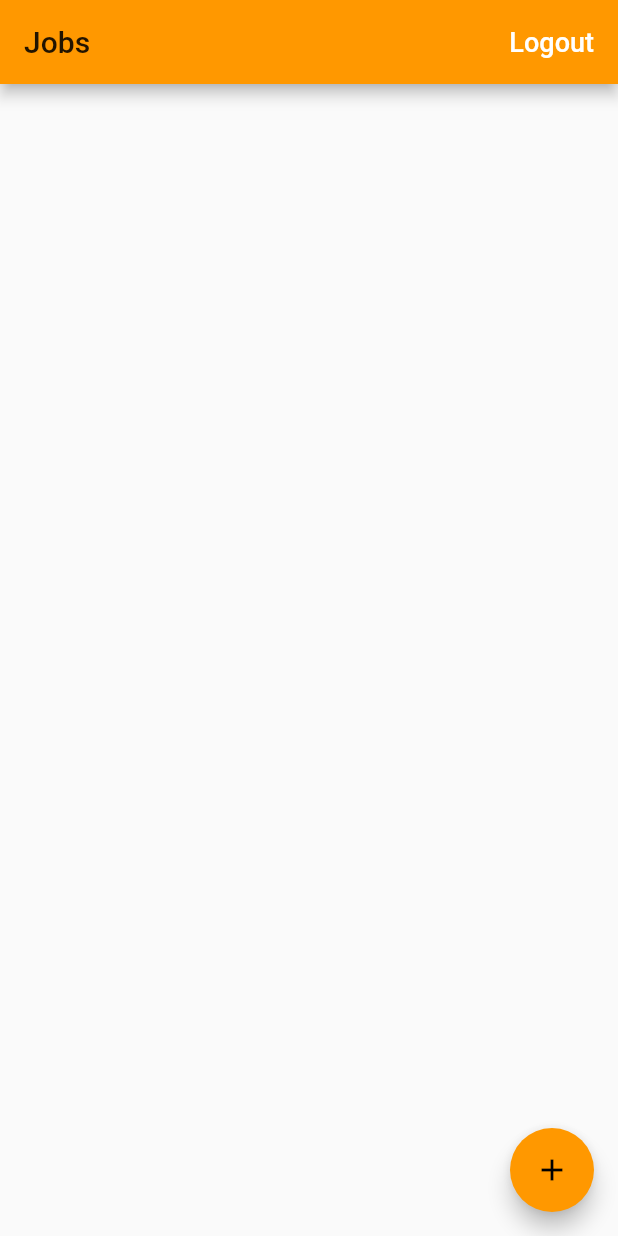
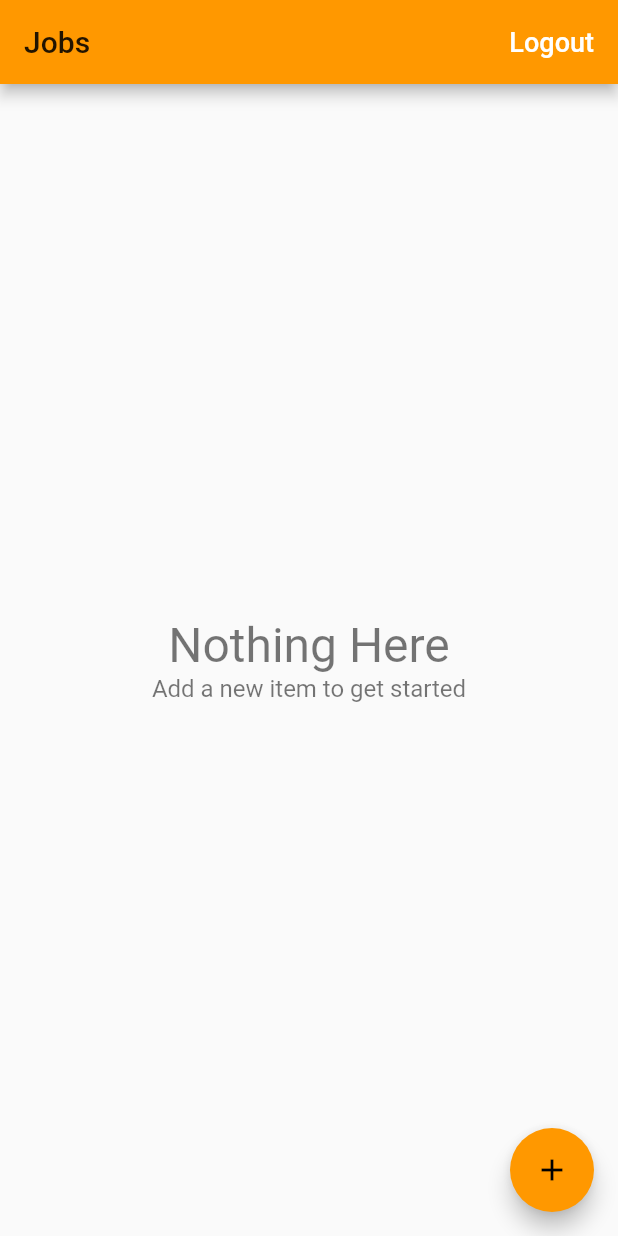
Before and after one commit to Joffrey2378/track_time, a Flutter app: the screen it shows once a user with an empty profile is signed in, on a phone screen of 412 x 824 dp. Run offline on Flutter 3.47's test engine with Material 2 defaults, Android fonts, the phone set to English and light mode, and no system bars; our stand-ins replace cloud_firestore, firebase_auth, google_sign_in; accounts and stored records are empty.

Commit message:
Empty state and delete w/ swipe were implemented

```diff
--- /dev/null
+++ b/lib/app/home/jobs/empty_content.dart
@@ -0,0 +1,36 @@
+import 'package:flutter/material.dart';
+
+class EmptyContent extends StatelessWidget {
+  final String title;
+  final String message;
+
+  const EmptyContent({
+    Key key,
+    this.title = 'Nothing Here',
+    this.message = 'Add a new item to get started',
+  });
+  @override
+  Widget build(BuildContext context) {
+    return Center(
+      child: Column(
+        mainAxisAlignment: MainAxisAlignment.center,
+        children: <Widget>[
+          Text(
+            title,
+            style: TextStyle(
+              fontSize: 32.0,
+              color: Colors.black54,
+            ),
+          ),
+          Text(
+            message,
+            style: TextStyle(
+              fontSize: 16.0,
+              color: Colors.black54,
+            ),
+          ),
+        ],
+      ),
+    );
+  }
+}
--- a/lib/app/home/jobs/jobs_page.dart
+++ b/lib/app/home/jobs/jobs_page.dart
@@ -1,8 +1,11 @@
 import 'package:flutter/material.dart';
+import 'package:flutter/services.dart';
 import 'package:provider/provider.dart';
 import 'package:track_time/app/home/jobs/edit_job_page.dart';
 import 'package:track_time/app/home/jobs/job_list_tile.dart';
+import 'package:track_time/app/home/jobs/list_item_builder.dart';
 import 'package:track_time/common_widgets/platform_alert_dialog.dart';
+import 'package:track_time/common_widgets/platform_exception_alert_dialog.dart';
 import 'package:track_time/services/auth.dart';
 import 'package:track_time/services/database.dart';
 
@@ -27,6 +30,42 @@ class JobsPage extends StatelessWidget {
     ).show(context);
     if (didRequestSignOut) {
       _signOut(context);
+    }
+  }
+
+  Widget _buildContents(BuildContext context) {
+    final database = Provider.of<Database>(context);
+    return StreamBuilder<List<Job>>(
+      stream: database.jobsStream(),
+      builder: (context, snapshot) {
+        return ListItemBuilder<Job>(
+          snapshot: snapshot,
+          itemBuilder: (context, job) => Dismissible(
+            key: Key('key-${job.id}'),
+            direction: DismissDirection.endToStart,
+            onDismissed: (direction) => _delete(context, job),
+            background: Container(
+              color: Colors.red[700],
+            ),
+            child: JobListTile(
+              job: job,
+              onTap: () => EditJobPage.show(context, job: job),
+            ),
+          ),
+        );
+      },
+    );
+  }
+
+  Future<void> _delete(BuildContext context, Job job) async {
+    try {
+      final database = Provider.of<Database>(context, listen: false);
+      await database.deleteJob(job);
+    } on PlatformException catch (e) {
+      PlatformExceptionAlertDialog(
+        title: 'Operation failed',
+        exception: e,
+      ).show(context);
     }
   }
 
@@ -58,27 +97,3 @@ class JobsPage extends StatelessWidget {
     );
   }
 }
-
-Widget _buildContents(BuildContext context) {
-  final database = Provider.of<Database>(context);
-  return StreamBuilder<List<Job>>(
-      stream: database.jobsStream(),
-      builder: (context, snapshot) {
-        if (snapshot.hasData) {
-          final jobs = snapshot.data;
-          final children = jobs
-              .map((job) => JobListTile(
-                    job: job,
-                    onTap: () => EditJobPage.show(context, job: job),
-                  ))
-              .toList();
-          return ListView(children: children);
-        }
-        if (snapshot.hasError) {
-          return Center(child: Text(snapshot.error.toString()));
-        }
-        return Center(
-          child: CircularProgressIndicator(),
-        );
-      });
-}
--- /dev/null
+++ b/lib/app/home/jobs/list_item_builder.dart
@@ -0,0 +1,44 @@
+import 'package:flutter/material.dart';
+import 'package:track_time/app/home/jobs/empty_content.dart';
+
+typedef ItemWidgetBuilder<T> = Widget Function(BuildContext context, T item);
+
+class ListItemBuilder<T> extends StatelessWidget {
+  final AsyncSnapshot<List<T>> snapshot;
+  final ItemWidgetBuilder<T> itemBuilder;
+  ListItemBuilder({
+    Key key,
+    @required this.snapshot,
+    @required this.itemBuilder,
+  }) : super(key: key);
+
+  @override
+  Widget build(BuildContext context) {
+    if (snapshot.hasData) {
+      final List<T> items = snapshot.data;
+      if (items.isNotEmpty) {
+        return _buildList(items);
+      } else {
+        return EmptyContent();
+      }
+    } else if (snapshot.hasError) {
+      return EmptyContent(
+        title: 'Something went wrong',
+        message: 'Can\'t load items right now',
+      );
+    }
+    return Center(child: CircularProgressIndicator());
+  }
+
+  Widget _buildList(List<T> items) {
+    return ListView.separated(
+        separatorBuilder: (context, index) => Divider(height: 0.5),
+        itemCount: items.length + 2,
+        itemBuilder: (context, index) {
+          if (index == 0 || index == items.length + 1) {
+            return Container();
+          }
+          return itemBuilder(context, items[index - 1]);
+        });
+  }
+}
```
Also changed, not shown: lib/services/database.dart (+8 -0 lines), lib/services/firestore_service.dart (+10 -1 lines).
